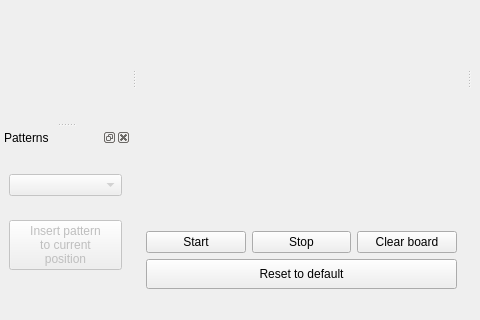
Old version of the form designer/MainWindow.ui in the repository ZyMa-1/Conways_game_of_life_widget; both pictures show x 0 to 480 and y 161 to 481 of the 703 by 481 pixel window.
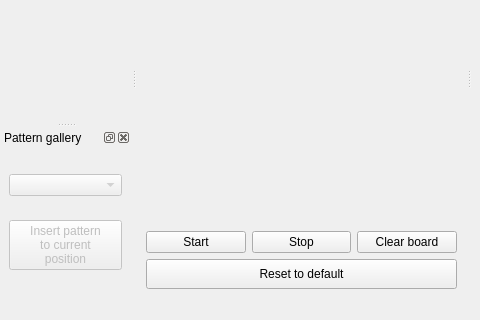
New version of the form. Custom widgets are drawn as their Qt base class.

```diff
--- a/designer/MainWindow.ui
+++ b/designer/MainWindow.ui
@@ -761,7 +761,7 @@
     <set>Qt::LeftDockWidgetArea</set>
    </property>
    <property name="windowTitle">
-    <string>Patterns</string>
+    <string>Pattern gallery</string>
    </property>
    <attribute name="dockWidgetArea">
     <number>1</number>
```
Left out of the diff: 18 changed lines with no effect on the pictures.
